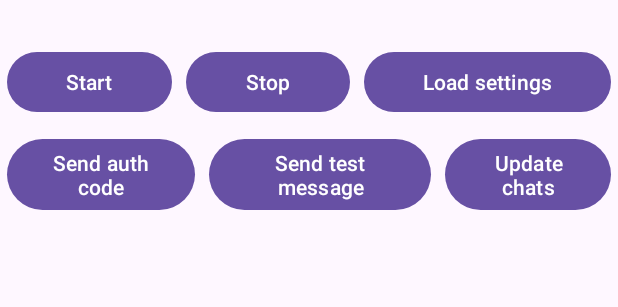
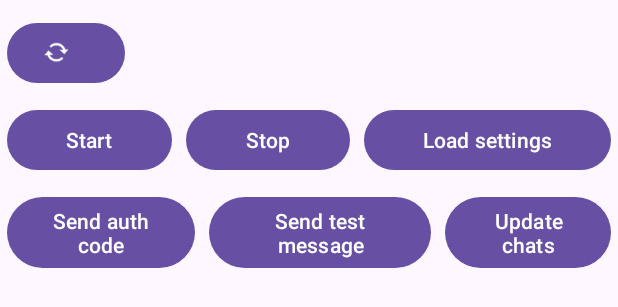
Before and after one commit to zan-od/ApsTelegramMessenger, an Android app: the layout content_main.xml on its own in the app's theme, with its tools: preview values and no code run, on a phone screen of 412 x 824 dp. Shown: the top 307 px of the screen. Run offline under Robolectric (Android 15) with nearby library versions, the phone set to English and light mode, and no system bars.

```diff
--- a/app/src/main/res/layout/content_main.xml
+++ b/app/src/main/res/layout/content_main.xml
@@ -14,10 +14,32 @@
         app:layout_constraintTop_toTopOf="parent"
         tools:layout_editor_absoluteX="1dp">
 
-        <TextView
-            android:id="@+id/textStatus"
+        <LinearLayout
             android:layout_width="match_parent"
-            android:layout_height="wrap_content" />
+            android:layout_height="wrap_content"
+            android:layout_marginTop="10dp"
+            android:orientation="horizontal">
+
+            <Button
+                android:id="@+id/buttonUpdateStatus"
+                android:layout_width="wrap_content"
+                android:layout_height="wrap_content"
+                android:layout_weight="0"
+                android:insetLeft="5dp"
+                android:insetRight="5dp"
+                android:onClick="updateStatus"
+                app:icon="@android:drawable/stat_notify_sync" />
+
+            <TextView
+                android:id="@+id/textStatus"
+                android:layout_width="match_parent"
+                android:layout_height="match_parent"
+                android:gravity="center_vertical"
+                android:insetLeft="5dp"
+                android:insetRight="5dp"
+                android:paddingLeft="5dp"
+                android:textSize="16sp" />
+        </LinearLayout>
 
         <LinearLayout
             android:layout_width="match_parent"
```
Also changed, not shown: app/src/main/java/com/example/apstelegrammessenger/MainActivity.kt (+31 -1 lines), app/src/main/java/com/example/apstelegrammessenger/telegram/AuthorizationHandler.kt (+8 -0 lines), app/src/main/java/com/example/apstelegrammessenger/telegram/TelegramService.kt (+28 -0 lines), app/src/main/java/com/example/apstelegrammessenger/telegram/TelegramStatus.kt (added, +9 -0 lines).
